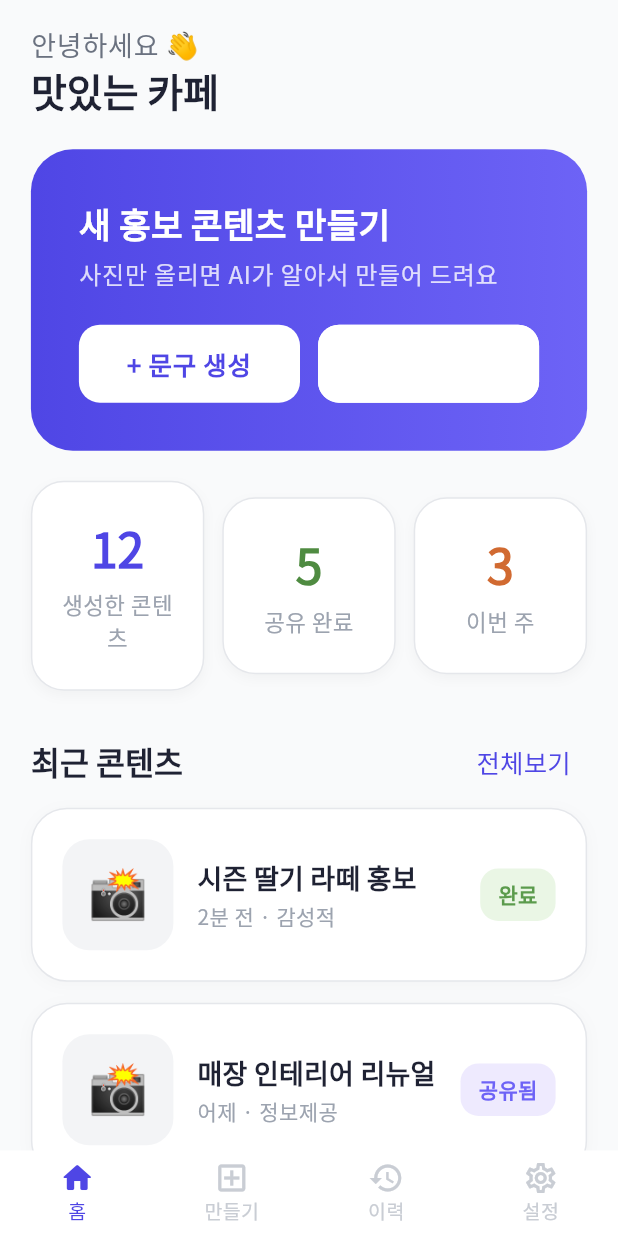
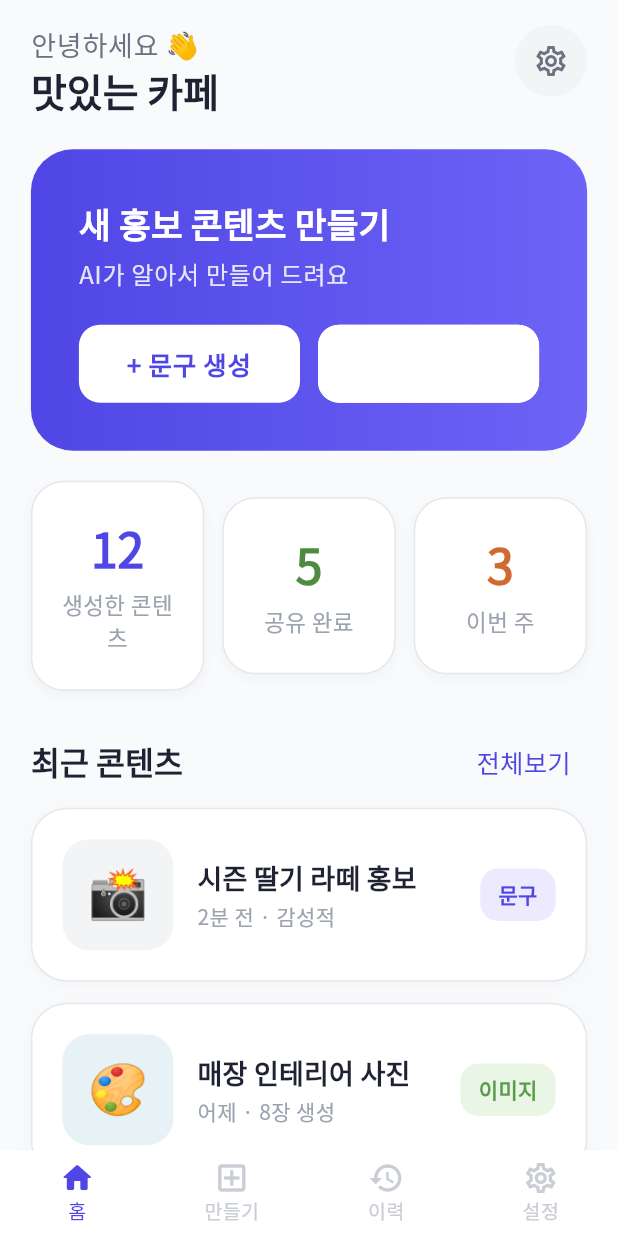
Before and after one commit to jahee24/today-store, a Flutter app: the screen it shows after launch, on a phone screen of 412 x 824 dp. Run offline on Flutter 3.47's test engine with Material 3 defaults, Android fonts, the phone set to English and light mode, and no system bars; our stand-ins replace dio, flutter_riverpod, flutter_secure_storage, go_router, google_sign_in, image_picker and 1 more; missing offline and left inert: flutter_naver_map, kakao_flutter_sdk_common, kakao_flutter_sdk_user.

Commit message:
날아간 파일 복구

```diff
--- a/frontend-app/frontend/lib/presentation/screens/content_creation/step1_photo_upload.dart
+++ b/frontend-app/frontend/lib/presentation/screens/content_creation/step1_photo_upload.dart
@@ -156,7 +156,7 @@ class _Step1PhotoUploadState extends ConsumerState<Step1PhotoUpload> {
     }
 
     ref.read(contentCreationProvider.notifier).setImages(_images);
-    context.go('/step2');
+    context.push('/step2');
   }
 
   void _showSnackBar(String message) {
--- a/frontend-app/frontend/lib/presentation/screens/content_creation/step2_photo_description.dart
+++ b/frontend-app/frontend/lib/presentation/screens/content_creation/step2_photo_description.dart
@@ -57,7 +57,7 @@ class _Step2PhotoDescriptionState extends ConsumerState<Step2PhotoDescription> {
   }
 
   void _handleNext() {
-    context.go('/step3');
+    context.push('/step3');
   }
 
   @override
--- a/frontend-app/frontend/lib/presentation/screens/content_creation/step3_style_select.dart
+++ b/frontend-app/frontend/lib/presentation/screens/content_creation/step3_style_select.dart
@@ -58,7 +58,7 @@ class _Step3StyleSelectState extends ConsumerState<Step3StyleSelect> {
   }
 
   void _handleNext() {
-    context.go('/step4');
+    context.push('/step4');
   }
 
   @override
--- a/frontend-app/frontend/lib/presentation/screens/content_creation/step4_preview_generate.dart
+++ b/frontend-app/frontend/lib/presentation/screens/content_creation/step4_preview_generate.dart
@@ -22,7 +22,7 @@ class Step4PreviewGenerate extends ConsumerWidget {
   }
 
   void _handleGenerate(BuildContext context) {
-    context.go('/processing?mode=text');
+    context.push('/processing?mode=text');
   }
 
   @override
--- a/frontend-app/frontend/lib/presentation/screens/dashboard/dashboard_screen.dart
+++ b/frontend-app/frontend/lib/presentation/screens/dashboard/dashboard_screen.dart
@@ -58,6 +58,22 @@ class DashboardScreen extends StatelessWidget {
                           ],
                         ),
                       ),
+                      Material(
+                        color: AppTheme.fillLight,
+                        shape: const CircleBorder(),
+                        child: InkWell(
+                          customBorder: const CircleBorder(),
+                          onTap: () => context.push('/settings'),
+                          child: const Padding(
+                            padding: EdgeInsets.all(12),
+                            child: Icon(
+                              Icons.settings_outlined,
+                              color: AppTheme.textSecondary,
+                              size: 24,
+                            ),
+                          ),
+                        ),
+                      ),
                     ],
                   ),
                   const SizedBox(height: 22),
@@ -83,9 +99,9 @@ class DashboardScreen extends StatelessWidget {
                         ),
                         const SizedBox(height: 4),
                         Text(
-                          '사진만 올리면 AI가 알아서 만들어 드려요',
+                          'AI가 알아서 만들어 드려요',
                           style: textTheme.bodyLarge?.copyWith(
-                            color: Colors.white.withOpacity(0.8),
+                            color: Colors.white.withOpacity(0.85),
                             fontWeight: FontWeight.w500,
                           ),
                         ),
@@ -95,7 +111,7 @@ class DashboardScreen extends StatelessWidget {
                             Expanded(
                               child: CreationActionButton(
                                 label: '+ 문구 생성',
-                                onPressed: () => context.go('/step1'),
+                                onPressed: () => context.push('/step1'),
                               ),
                             ),
                             const SizedBox(width: 12),
@@ -103,7 +119,7 @@ class DashboardScreen extends StatelessWidget {
                               child: CreationActionButton(
                                 label: '+ 이미지 생성',
                                 filled: false,
-                                onPressed: () => context.go('/image-step1'),
+                                onPressed: () => context.push('/image-step1'),
                               ),
                             ),
                           ],
@@ -152,7 +168,7 @@ class DashboardScreen extends StatelessWidget {
                       ),
                       TextButton(
                         onPressed: () {
-                          context.go('/history');
+                          context.push('/history');
                         },
                         child: const Text(
                           '전체보기',
@@ -166,20 +182,26 @@ class DashboardScreen extends StatelessWidget {
                     ],
                   ),
                   const SizedBox(height: 6),
-                  const RecentContentCard(
+                  RecentContentCard(
                     title: '시즌 딸기 라떼 홍보',
                     subtitle: '2분 전 · 감성적',
-                    badgeText: '완료',
-                    badgeTextColor: AppTheme.successText,
-                    badgeBgColor: AppTheme.successBg,
+                    badgeText: '문구',
+                    badgeTextColor: AppTheme.primaryColor,
+                    badgeBgColor: const Color(0xFFEEEAFE),
+                    thumbnailEmoji: '📸',
+                    thumbnailBgColor: AppTheme.fillLight,
+                    onTap: () => context.push('/result'),
                   ),
                   const SizedBox(height: 14),
-                  const RecentContentCard(
-                    title: '매장 인테리어 리뉴얼',
-                    subtitle: '어제 · 정보제공',
-                    badgeText: '공유됨',
-                    badgeTextColor: AppTheme.infoText,
-                    badgeBgColor: AppTheme.infoBg,
+                  RecentContentCard(
+                    title: '매장 인테리어 사진',
+                    subtitle: '어제 · 8장 생성',
+                    badgeText: '이미지',
+                    badgeTextColor: const Color(0xFF5B9B4C),
+                    badgeBgColor: const Color(0xFFEAF6E5),
+                    thumbnailEmoji: '🎨',
+                    thumbnailBgColor: const Color(0xFFE6F2F5),
+                    onTap: () => context.push('/image-result'),
                   ),
                 ],
               ),
--- a/frontend-app/frontend/lib/presentation/screens/history/history_screen.dart
+++ b/frontend-app/frontend/lib/presentation/screens/history/history_screen.dart
@@ -69,10 +69,10 @@ class _HistoryScreenState extends State<HistoryScreen> {
 
   void _openItem(_HistoryItem item) {
     if (item.type == _HistoryType.image) {
-      context.go('/image-result');
+      context.push('/image-result');
       return;
     }
-    context.go('/result');
+    context.push('/result');
   }
 
   void _selectFilter(_HistoryType? type) {
--- a/frontend-app/frontend/lib/presentation/screens/image_content_creation/image_step1_photo_upload.dart
+++ b/frontend-app/frontend/lib/presentation/screens/image_content_creation/image_step1_photo_upload.dart
@@ -141,7 +141,7 @@ class _ImageStep1PhotoUploadState extends ConsumerState<ImageStep1PhotoUpload> {
       return;
     }
     ref.read(imageContentCreationProvider.notifier).setImages(_images);
-    context.go('/processing?mode=image');
+    context.push('/processing?mode=image');
   }
 
   void _showSnackBar(String message) {
```
